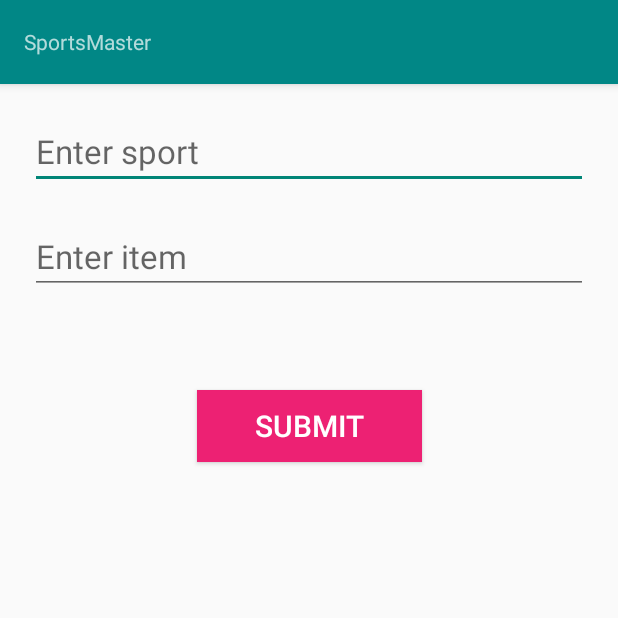
After one commit to dominik-bregovic/My_Sports_App, an Android app: the AddingDataActivity screen opened directly, with no data from a screen before it, on a phone screen of 412 x 824 dp, the top half of it. The commit adds this screen. Run offline under Robolectric (Android 15) with nearby library versions, the phone set to English and light mode, and no system bars.

Commit message:
adding new item screen added

```diff
--- a/app/build.gradle
+++ b/app/build.gradle
@@ -1,5 +1,7 @@
 plugins {
     id 'com.android.application'
+    id 'kotlin-android'
+    id 'kotlin-android-extensions'
     id 'org.jetbrains.kotlin.android'
     id 'com.google.gms.google-services'
 }
--- /dev/null
+++ b/app/src/main/java/com/example/sports_app/AddingDataActivity.kt
@@ -0,0 +1,80 @@
+package com.example.sports_app
+
+import androidx.appcompat.app.AppCompatActivity
+import android.os.Bundle
+import android.widget.Button
+import android.widget.TextView
+import android.widget.Toast
+
+
+class AddingDataActivity : AppCompatActivity() {
+    override fun onCreate(savedInstanceState: Bundle?) {
+        super.onCreate(savedInstanceState)
+        setContentView(R.layout.activity_adding_data)
+
+        val addNameButton = findViewById<Button>(R.id.addName)
+       /* val printNameButton = findViewById<Button>(R.id.printName)*/
+        val nameText = findViewById<TextView>(R.id.enterName)
+        val ageText = findViewById<TextView>(R.id.enterAge)
+
+        // below code is to add on click
+        // listener to our add name button
+        addNameButton.setOnClickListener{
+
+            // below we have created
+            // a new DBHelper class,
+            // and passed context to it
+            val db = DBHelper(this, null)
+
+            // creating variables for values
+            // in name and age edit texts
+            val name = nameText.text.toString()
+            val age = ageText.text.toString()
+
+            // calling method to add
+            // name to our database
+            db.addName(name, age)
+
+            // Toast to message on the screen
+            Toast.makeText(this, name + " added to database", Toast.LENGTH_LONG).show()
+
+            // at last, clearing edit texts
+            nameText.clearComposingText()
+            ageText.clearComposingText()
+        }
+
+        // below code is to add on  click
+        // listener to our print name button
+//        printNameButton.setOnClickListener{
+//
+//            // creating a DBHelper class
+//            // and passing context to it
+//            val db = DBHelper(this, null)
+//            val nameField = findViewById<TextView>(R.id.Name)
+//            val ageField = findViewById<TextView>(R.id.Age)
+//
+//            // below is the variable for cursor
+//            // we have called method to get
+//            // all names from our database
+//            // and add to name text view
+//            val allNames = db.getName()
+//
+//
+//            // moving the cursor to first position and
+//            // appending value in the text view
+//            allNames!!.moveToFirst()
+//            nameField.append(allNames.getString(allNames.getColumnIndex(DBHelper.NAME_COl)) + "\n")
+//            ageField.append(allNames.getString(allNames.getColumnIndex(DBHelper.AGE_COL)) + "\n")
+//
+//            // moving our cursor to next
+//            // position and appending values
+//            while(allNames.moveToNext()){
+//                nameField.append(allNames.getString(allNames.getColumnIndex(DBHelper.NAME_COl)) + "\n")
+//                ageField.append(allNames.getString(allNames.getColumnIndex(DBHelper.AGE_COL)) + "\n")
+//            }
+//
+//            // at last we close our cursor
+//            allNames.close()
+//        }
+    }
+}
--- a/app/src/main/java/com/example/sports_app/MainActivity.kt
+++ b/app/src/main/java/com/example/sports_app/MainActivity.kt
@@ -25,7 +25,7 @@ class MainActivity : AppCompatActivity() {
         logoutButton.setOnClickListener{
             FirebaseAuth.getInstance().signOut()
 
-            startActivity(Intent(this@MainActivity, LoginActivity::class.java))
+            startActivity(Intent(this@MainActivity, AddingDataActivity::class.java))
             finish()
         }
     }
--- a/app/src/main/java/com/example/sports_app/RegisterActivity.kt
+++ b/app/src/main/java/com/example/sports_app/RegisterActivity.kt
@@ -9,8 +9,6 @@ import android.widget.TextView
 import android.widget.Toast
 import com.google.firebase.auth.FirebaseAuth
 import com.google.firebase.auth.FirebaseUser
-
-//import kotlinx.android.synthetic.main.activity_register.*
 
 class RegisterActivity : AppCompatActivity() {
     override fun onCreate(savedInstanceState: Bundle?) {
--- /dev/null
+++ b/app/src/main/res/layout/activity_adding_data.xml
@@ -0,0 +1,60 @@
+<?xml version="1.0" encoding="utf-8"?>
+<androidx.constraintlayout.widget.ConstraintLayout xmlns:android="http://schemas.android.com/apk/res/android"
+    xmlns:app="http://schemas.android.com/apk/res-auto"
+    xmlns:tools="http://schemas.android.com/tools"
+    android:layout_width="match_parent"
+    android:layout_height="match_parent"
+    tools:context=".AddingDataActivity">
+    <include
+        android:id="@+id/include"
+        layout="@layout/toolbar" />
+
+
+
+        <!-- Edit text to enter name -->
+
+    <!-- Edit text to enter age -->
+    <EditText
+        android:id="@+id/enterName"
+        android:layout_width="match_parent"
+        android:layout_height="wrap_content"
+        android:layout_margin="20sp"
+        android:layout_marginTop="32dp"
+        android:hint="@string/et_addingdata_sport_text"
+        android:textSize="22sp"
+        app:layout_constraintBottom_toTopOf="@+id/enterAge"
+        app:layout_constraintEnd_toEndOf="parent"
+        app:layout_constraintStart_toStartOf="parent"
+        app:layout_constraintTop_toBottomOf="@+id/include" />
+
+
+    <!-- Button to add Name -->
+    <EditText
+        android:id="@+id/enterAge"
+        android:layout_width="match_parent"
+        android:layout_height="wrap_content"
+        android:layout_margin="20sp"
+        android:layout_marginTop="32dp"
+        android:hint="@string/et_addingdata_item_text"
+        android:textSize="22sp"
+        app:layout_constraintEnd_toEndOf="parent"
+        app:layout_constraintStart_toStartOf="parent"
+        app:layout_constraintTop_toBottomOf="@+id/enterName" />
+
+    <Button
+        android:id="@+id/addName"
+        android:layout_width="150sp"
+        android:layout_height="wrap_content"
+        android:layout_gravity="center"
+        android:layout_marginTop="64dp"
+        android:background="@color/colorPrimary"
+        android:text="@string/btn_addingdata_submit_text"
+        android:textColor="#ffffff"
+        android:textSize="20sp"
+
+        app:layout_constraintEnd_toEndOf="parent"
+        app:layout_constraintStart_toStartOf="parent"
+        app:layout_constraintTop_toBottomOf="@+id/enterAge" />
+
+
+</androidx.constraintlayout.widget.ConstraintLayout>
--- a/app/src/main/res/values/strings.xml
+++ b/app/src/main/res/values/strings.xml
@@ -36,5 +36,10 @@
     <string name="tv_forgotpassword_back_text">Back to login?</string>
     <string name="tv_forgotpassword_login_text"><u>Login</u></string>
 
+    !-- Adding Data Screen -->
+    <string name="et_addingdata_sport_text">Enter sport</string>
+    <string name="et_addingdata_item_text">Enter item</string>
+    <string name="btn_addingdata_submit_text">Submit</string>
+    <string name="tv_addingdata_login_text"><u>Back</u></string>
 
 </resources>
```
Also changed, not shown: app/src/main/AndroidManifest.xml (+10 -6 lines), app/src/main/java/com/example/sports_app/DBHelper.kt (added, +94 -0 lines).
